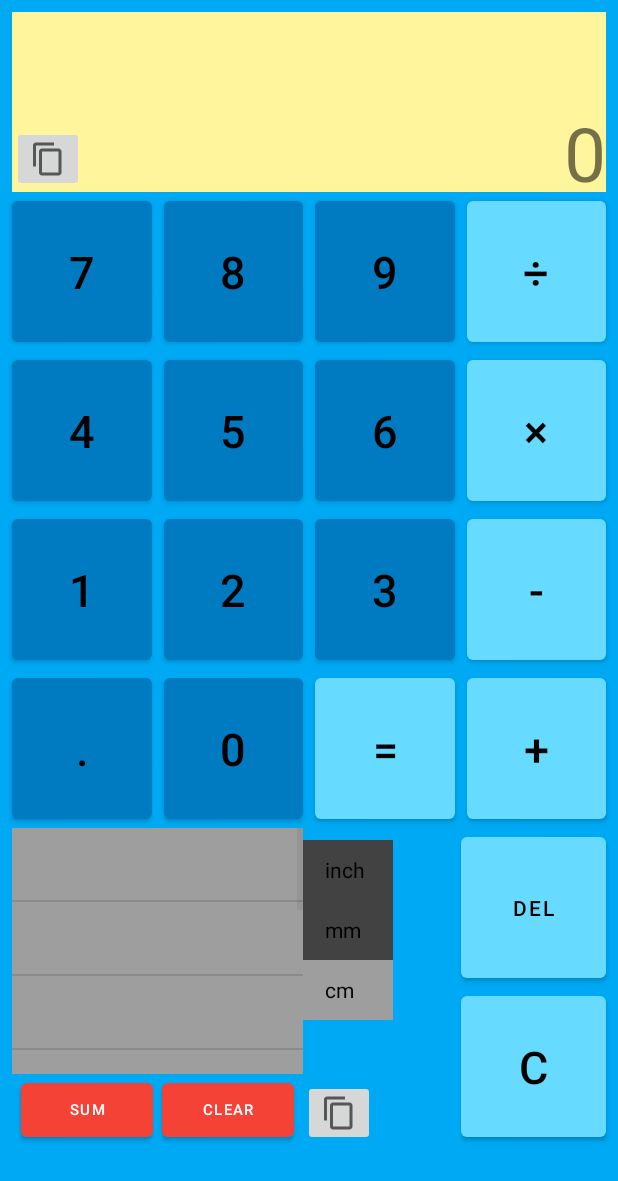
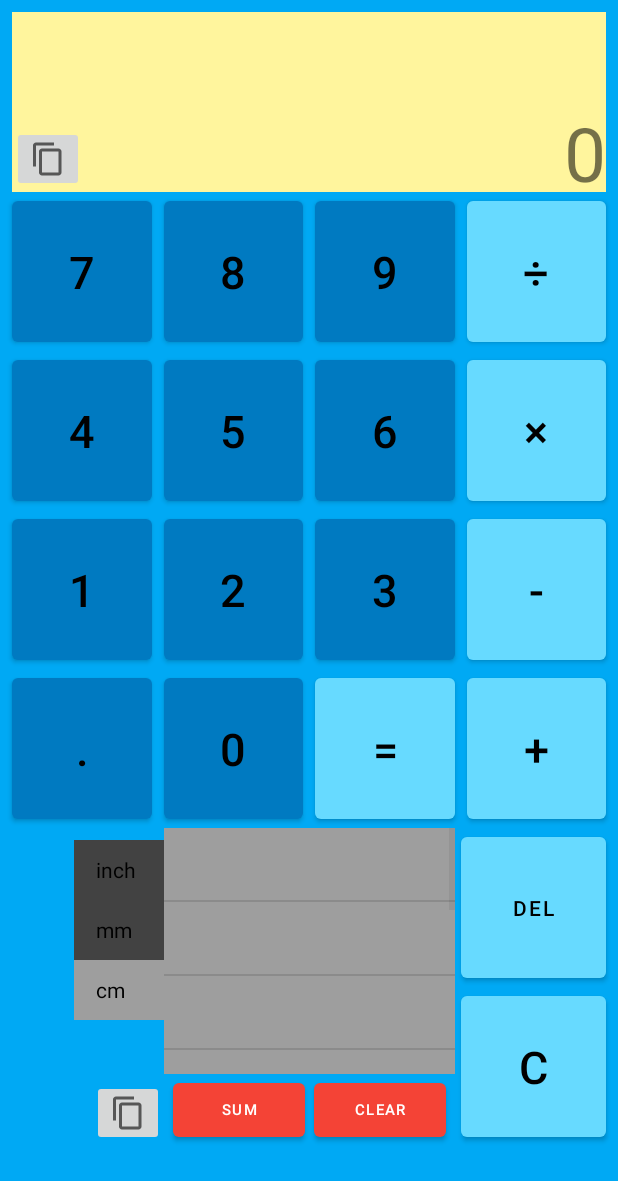
Before and after one commit to WakemanCK/Ruler-caltor-code, an Android app: the Calculator screen opened directly, with no data from a screen before it, on a phone screen of 412 x 824 dp. Shown: the top 1181 px of the screen. Run offline under Robolectric (Android 15) with nearby library versions, the phone set to English and light mode, and no system bars; 3 statements that could not run were skipped.

Commit message:
Update activity_calculator.xml
moved list

```diff
--- a/app/src/main/res/layout/activity_calculator.xml
+++ b/app/src/main/res/layout/activity_calculator.xml
@@ -405,8 +405,8 @@
         android:layout_height="0dp"
         android:background="@color/colorList"
         app:layout_constraintBottom_toTopOf="@+id/sumAllButton"
-        app:layout_constraintEnd_toEndOf="@id/zeroButton"
-        app:layout_constraintStart_toStartOf="@+id/dotButton"
+        app:layout_constraintEnd_toEndOf="@id/equalButton"
+        app:layout_constraintStart_toStartOf="@+id/zeroButton"
         app:layout_constraintTop_toTopOf="@+id/delButton" />
 
     <Button
@@ -441,7 +441,7 @@
         android:layout_height="wrap_content"
         android:onClick="copyDataToClip"
         app:layout_constraintBottom_toTopOf="@+id/adFrameLayout"
-        app:layout_constraintStart_toEndOf="@+id/dataListView"
+        app:layout_constraintEnd_toStartOf="@+id/dataListView"
         app:srcCompat="?attr/actionModeCopyDrawable" />
 
     <RadioGroup
@@ -450,7 +450,7 @@
         android:layout_height="wrap_content"
         android:layout_marginTop="8dp"
         android:orientation="vertical"
-        app:layout_constraintStart_toEndOf="@+id/dataListView"
+        app:layout_constraintEnd_toStartOf="@+id/dataListView"
         app:layout_constraintTop_toTopOf="@id/dataListView">
 
         <RadioButton
```
